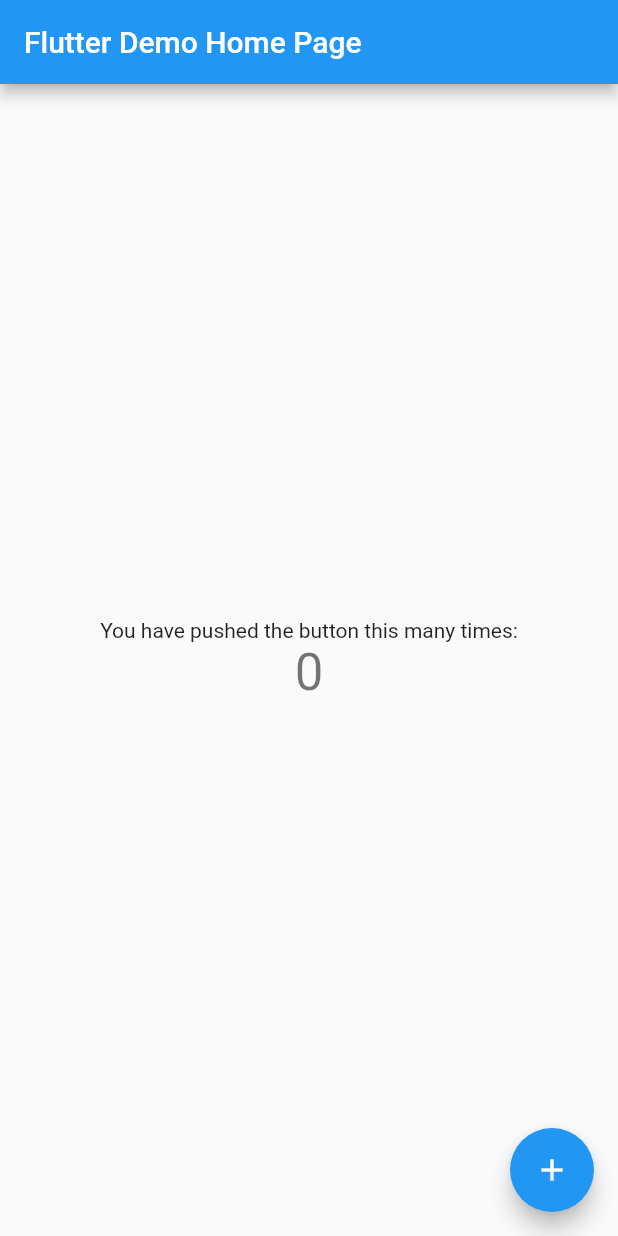
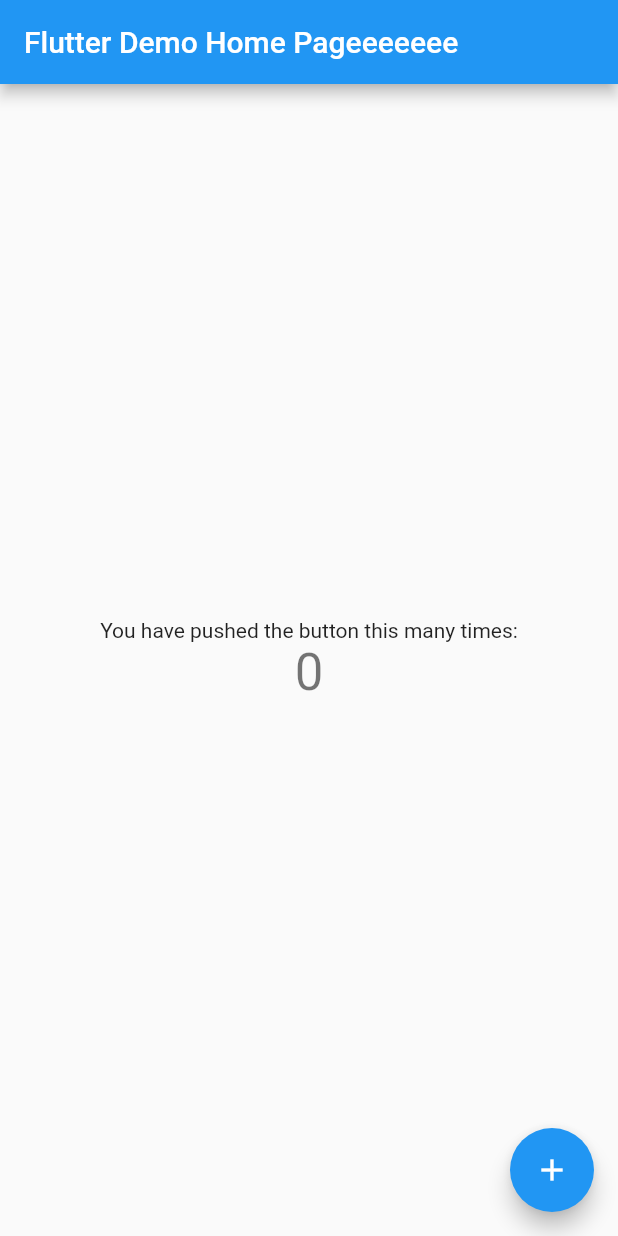
Before and after one commit to ShadyH20/local_notification_test, a Flutter app: the screen it shows after launch, on a phone screen of 412 x 824 dp. Run offline on Flutter 3.47's test engine with Material 2 defaults, Android fonts, the phone set to English and light mode, and no system bars.

Commit message:
Update main

```diff
--- a/lib/main.dart
+++ b/lib/main.dart
@@ -24,7 +24,7 @@ class MyApp extends StatelessWidget {
         // is not restarted.
         primarySwatch: Colors.blue,
       ),
-      home: const MyHomePage(title: 'Flutter Demo Home Page'),
+      home: const MyHomePage(title: 'Flutter Demo Home Pageeeeeee'),
     );
   }
 }
```
